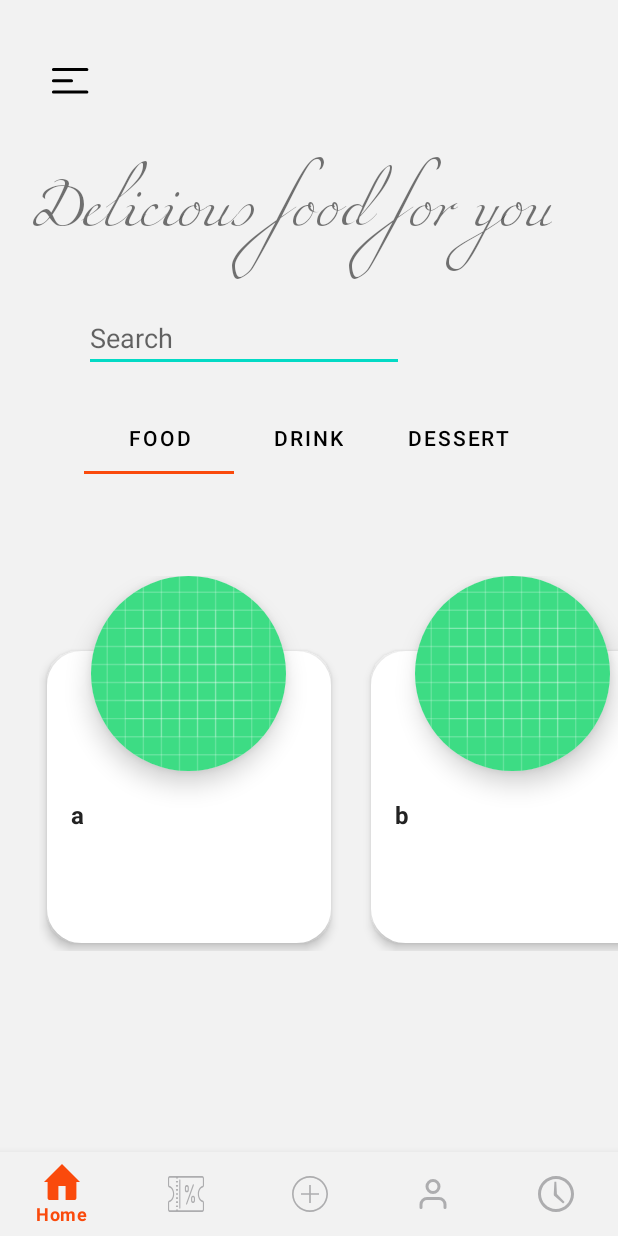
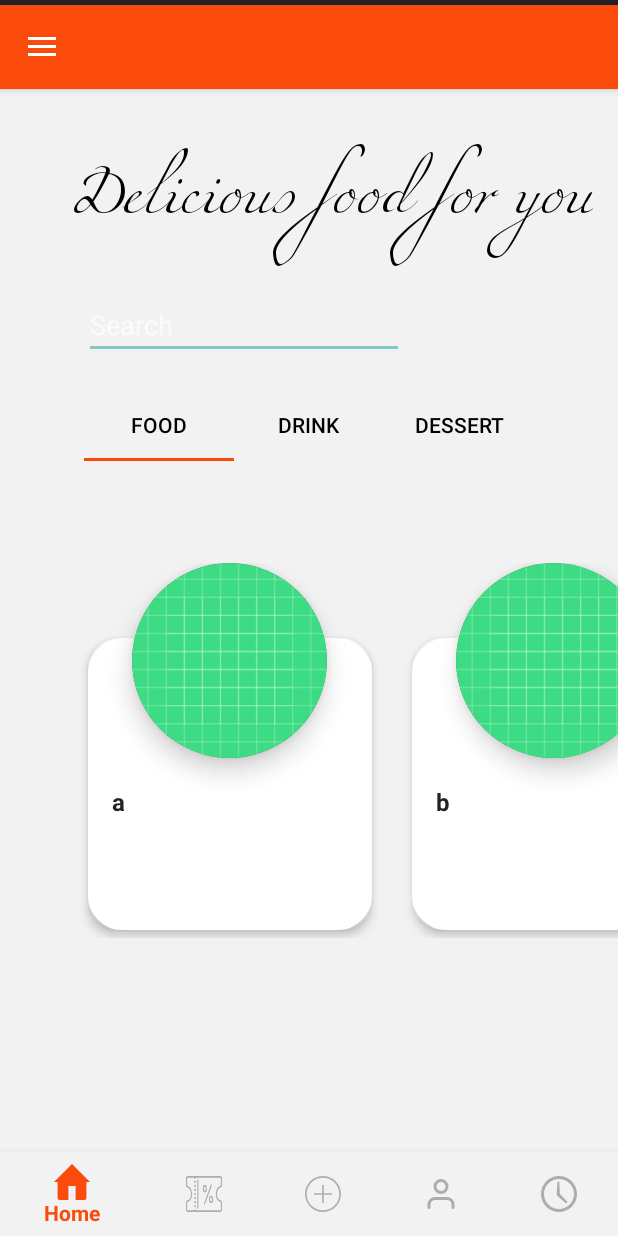
Before and after one commit to okbayby22/FinalProjectMobile, an Android app: the HomePage screen opened directly, with no data from a screen before it, on a phone screen of 412 x 824 dp. Run offline under Robolectric (Android 15) with nearby library versions, the phone set to English and light mode, and no system bars.

Commit message:
[HuyNHT]_Add update profile funtion

```diff
--- a/PRM_Subject/FinalProjectApp/BuffetRestaurent/app/build.gradle
+++ b/PRM_Subject/FinalProjectApp/BuffetRestaurent/app/build.gradle
@@ -34,6 +34,7 @@ dependencies {
     implementation 'com.google.android.material:material:1.3.0'
     implementation 'androidx.constraintlayout:constraintlayout:2.0.4'
     implementation 'androidx.legacy:legacy-support-v4:1.0.0'
+    implementation 'org.jetbrains:annotations:15.0'
     testImplementation 'junit:junit:4.+'
     androidTestImplementation 'androidx.test.ext:junit:1.1.2'
     androidTestImplementation 'androidx.test.espresso:espresso-core:3.3.0'
--- a/PRM_Subject/FinalProjectApp/BuffetRestaurent/app/src/main/java/com/example/buffetrestaurent/Controler/HomePage.java
+++ b/PRM_Subject/FinalProjectApp/BuffetRestaurent/app/src/main/java/com/example/buffetrestaurent/Controler/HomePage.java
@@ -1,7 +1,11 @@
 package com.example.buffetrestaurent.Controler;
 
 import androidx.annotation.NonNull;
+import androidx.appcompat.app.ActionBarDrawerToggle;
 import androidx.appcompat.app.AppCompatActivity;
+import androidx.appcompat.widget.Toolbar;
+import androidx.core.view.GravityCompat;
+import androidx.drawerlayout.widget.DrawerLayout;
 import androidx.fragment.app.Fragment;
 import androidx.recyclerview.widget.DefaultItemAnimator;
 import androidx.recyclerview.widget.LinearLayoutManager;
@@ -11,22 +15,31 @@ import androidx.viewpager2.widget.ViewPager2;
 import android.content.Intent;
 import android.os.Bundle;
 import android.view.MenuItem;
+import android.view.Window;
+
 
 import com.example.buffetrestaurent.AddReservation;
 import com.example.buffetrestaurent.Model.Food;
 import com.example.buffetrestaurent.R;
 import com.google.android.material.bottomnavigation.BottomNavigationView;
+import com.google.android.material.navigation.NavigationView;
 import com.google.android.material.tabs.TabLayout;
 import com.google.android.material.tabs.TabLayoutMediator;
 
 import java.util.ArrayList;
 import java.util.List;
 
-public class HomePage extends AppCompatActivity {
+
+public class HomePage extends AppCompatActivity implements NavigationView.OnNavigationItemSelectedListener {
     TabLayout homepageTabLayout;
     ViewPager2 tabView;
     FoodTabAdapter foodTabAdapter;
     BottomNavigationView bottomNavigationView;
+    DrawerLayout homepageDrawer;
+    NavigationView homepageNavigationView;
+    Toolbar homepageToolBar;
+
+    String userEmail;
 
     @Override
     protected void onCreate(Bundle savedInstanceState) {
@@ -36,8 +49,21 @@ public class HomePage extends AppCompatActivity {
         homepageTabLayout=findViewById(R.id.homepage_FoodTabBar);
         tabView=findViewById(R.id.homepage_ViewPage);
         bottomNavigationView=findViewById(R.id.bottom_navigation);
+        homepageDrawer=findViewById(R.id.homepage_drawView);
+        homepageNavigationView=findViewById(R.id.homepage_navView);
+        homepageToolBar=findViewById(R.id.toolbar);
 
-        getSupportActionBar().hide();
+        userEmail= getIntent().getStringExtra("USER_EMAIL");
+
+        setSupportActionBar(homepageToolBar);
+        getSupportActionBar().setTitle("");
+        ActionBarDrawerToggle toggle=new ActionBarDrawerToggle(this,homepageDrawer,homepageToolBar,R.string.strOpenMenu,R.string.strCloseMenu);
+        homepageDrawer.addDrawerListener(toggle);
+        toggle.syncState();
+
+        homepageNavigationView.setNavigationItemSelectedListener(this);
+        homepageNavigationView.bringToFront();
+        //getSupportActionBar().hide();
 
         foodTabAdapter=new FoodTabAdapter(this);
         tabView.setAdapter(foodTabAdapter);
@@ -85,4 +111,33 @@ public class HomePage extends AppCompatActivity {
         });
     }
 
+    @Override
+    public void onBackPressed() {
+        if(homepageDrawer.isDrawerOpen(GravityCompat.START)){
+            homepageDrawer.closeDrawer(GravityCompat.START);
+        }
+        else
+        {
+            super.onBackPressed();
+        }
+    }
+
+    @Override
+    public boolean onNavigationItemSelected(@NonNull @org.jetbrains.annotations.NotNull MenuItem item) {
+        switch (item.getItemId()){
+            case R.id.mainmenu_btnprofile:
+                Intent intent=new Intent(this,UserProfile.class);
+                intent.putExtra("USER_EMAIL", userEmail);
+                startActivity(intent);
+                break;
+            case R.id.mainmenu_btnReserHis:
+                break;
+            case R.id.mainmenu_btnMyDiscount:
+                break;
+            case R.id.mainmenu_btnChangePass:
+                break;
+        }
+        homepageDrawer.closeDrawer(GravityCompat.START);
+        return true;
+    }
 }
--- a/PRM_Subject/FinalProjectApp/BuffetRestaurent/app/src/main/java/com/example/buffetrestaurent/Model/signInFragment.java
+++ b/PRM_Subject/FinalProjectApp/BuffetRestaurent/app/src/main/java/com/example/buffetrestaurent/Model/signInFragment.java
@@ -99,8 +99,11 @@ public class signInFragment extends Fragment {
                                 Toast.makeText(v.getContext(),"Sign In successful !",Toast.LENGTH_LONG).show();
                                 txtError.setText("");
                                 //intent : transfer to insert_teacher_actitvity
+                                String userEmail=txtEmail.getText().toString();
+                                txtEmail.setText("");
+                                txtPass.setText("");
                                 Intent intent = new Intent(v.getContext() , HomePage.class );
-                                //intent.putExtra("emailUser", txtEmail.getText().toString());
+                                intent.putExtra("USER_EMAIL", userEmail);
                                 startActivity(intent);
                             }
                             else{
--- /dev/null
+++ b/PRM_Subject/FinalProjectApp/BuffetRestaurent/app/src/main/res/drawable/changepass_icon.xml
@@ -0,0 +1,12 @@
+<?xml version="1.0" encoding="utf-8"?>
+<vector xmlns:android="http://schemas.android.com/apk/res/android"
+    android:width="20dp"
+    android:height="20dp"
+    android:viewportWidth="20"
+    android:viewportHeight="20">
+    <group>
+        <path
+            android:fillColor="#FFF"
+            android:pathData="M10 19.2c-1.08-0.52-2.07-1.08-2.96-1.67c-0.88-0.59-1.66-1.15-2.32-1.69c-0.66-0.53-1.25-1.17-1.75-1.9c-0.5-0.75-0.91-1.39-1.25-1.93c-0.33-0.54-0.6-1.26-0.82-2.15c-0.23-0.88-0.4-1.61-0.51-2.18c-0.12-0.57-0.2-1.39-0.27-2.45c-0.05-1.06-0.09-1.9-0.1-2.5V0c0 0.33 0.49 0.6 1.46 0.84C2.46 1.08 3.63 1.2 5.01 1.2s2.56-0.12 3.53-0.36C9.52 0.61 10.01 0.32 10.01 0c0 0.33 0.49 0.6 1.46 0.84C12.45 1.08 13.62 1.2 15 1.2s2.56-0.12 3.53-0.36C19.51 0.61 20 0.32 20 0l-0.01 2.74c0 0.6-0.04 1.43-0.1 2.5c-0.06 1.05-0.15 1.87-0.26 2.44c-0.12 0.57-0.29 1.3-0.51 2.18c-0.22 0.89-0.5 1.6-0.83 2.15c-0.33 0.54-0.75 1.18-1.25 1.92s-1.08 1.38-1.74 1.91c-0.67 0.54-1.44 1.1-2.33 1.7c-0.88 0.58-1.87 1.14-2.96 1.66zm0-16.8C10 2.73 9.65 3 8.9 3.24C8.18 3.48 7.3 3.6 6.27 3.6c-0.7 0-1.4-0.06-2.09-0.17c-0.69-0.11-1.24-0.26-1.65-0.45c0 0.99 0 1.78 0.03 2.38c0.03 0.6 0.1 1.32 0.19 2.15c0.1 0.83 0.24 1.52 0.44 2.05c0.2 0.54 0.47 1.15 0.84 1.82c0.36 0.68 0.8 1.26 1.33 1.76s1.18 1.02 1.97 1.56c0.78 0.54 1.67 1.04 2.69 1.5V2.4z"/>
+    </group>
+</vector>
--- /dev/null
+++ b/PRM_Subject/FinalProjectApp/BuffetRestaurent/app/src/main/res/drawable/discount_menu_icon.xml
@@ -0,0 +1,13 @@
+<?xml version="1.0" encoding="utf-8"?>
+<vector xmlns:android="http://schemas.android.com/apk/res/android"
+    android:width="24dp"
+    android:height="24dp"
+    android:viewportWidth="24"
+    android:viewportHeight="24">
+    <path
+        android:fillColor="#FFF"
+        android:pathData="M21.41 11.58l-9-9C12.05 2.22 11.55 2 11 2H4C2.9 2 2 2.9 2 4v7c0 0.55 0.22 1.05 0.59 1.42l9 9C11.95 21.78 12.45 22 13 22c0.55 0 1.05-0.22 1.41-0.59l7-7C21.78 14.05 22 13.55 22 13c0-0.55-0.23-1.06-0.59-1.42zM13 20.01L4 11V4h7V3.99l9 9l-7 7.02z"/>
+    <path
+        android:fillColor="#FFF"
+        android:pathData="M6.5 8C7.33 8 8 7.33 8 6.5S7.33 5 6.5 5S5 5.67 5 6.5S5.67 8 6.5 8z"/>
+</vector>
--- /dev/null
+++ b/PRM_Subject/FinalProjectApp/BuffetRestaurent/app/src/main/res/drawable/profile_icon.xml
@@ -0,0 +1,15 @@
+<?xml version="1.0" encoding="utf-8"?>
+<vector xmlns:android="http://schemas.android.com/apk/res/android"
+    android:width="24dp"
+    android:height="24dp"
+    android:viewportWidth="24"
+    android:viewportHeight="24">
+    <path
+        android:fillColor="#FFF"
+        android:fillType="evenOdd"
+        android:pathData="M16 9c0 1.06-0.42 2.08-1.17 2.83S13.06 13 12 13s-2.08-0.42-2.83-1.17S8 10.06 8 9s0.42-2.08 1.17-2.83S10.94 5 12 5s2.08 0.42 2.83 1.17S16 7.94 16 9zm-2 0c0 0.53-0.21 1.04-0.59 1.41C13.04 10.8 12.53 11 12 11c-0.53 0-1.04-0.21-1.41-0.59C10.2 10.04 10 9.53 10 9c0-0.53 0.21-1.04 0.59-1.41C10.96 7.2 11.47 7 12 7c0.53 0 1.04 0.21 1.41 0.59C13.8 7.96 14 8.47 14 9z"/>
+    <path
+        android:fillColor="#FFF"
+        android:fillType="evenOdd"
+        android:pathData="M12 1C5.92 1 1 5.92 1 12c0 6.07 4.92 11 11 11c6.07 0 11-4.93 11-11c0-6.08-4.93-11-11-11zM3 12c0 2.09 0.71 4.01 1.9 5.54c0.85-1.1 1.93-2 3.17-2.6c1.24-0.62 2.61-0.94 4-0.94c1.36 0 2.71 0.3 3.94 0.9c1.23 0.6 2.3 1.48 3.15 2.56c0.86-1.14 1.45-2.46 1.7-3.87c0.25-1.4 0.16-2.85-0.25-4.22c-0.42-1.37-1.16-2.61-2.15-3.64c-1-1.02-2.23-1.8-3.58-2.26c-1.35-0.45-2.8-0.58-4.21-0.37c-1.41 0.21-2.76 0.76-3.92 1.59C5.6 5.52 4.65 6.62 4 7.89C3.34 9.16 3 10.57 3 12zm9 9c-2.07 0-4.07-0.7-5.67-2.01c0.64-0.93 1.5-1.68 2.5-2.2c1-0.52 2.1-0.8 3.23-0.79c1.12 0 2.21 0.26 3.2 0.77c1 0.5 1.85 1.25 2.5 2.15C16.13 20.27 14.1 21 12 21z"/>
+</vector>
--- /dev/null
+++ b/PRM_Subject/FinalProjectApp/BuffetRestaurent/app/src/main/res/drawable/reservation_icon.xml
@@ -0,0 +1,10 @@
+<?xml version="1.0" encoding="utf-8"?>
+<vector xmlns:android="http://schemas.android.com/apk/res/android"
+    android:width="26dp"
+    android:height="26dp"
+    android:viewportWidth="26"
+    android:viewportHeight="26">
+    <path
+        android:fillColor="#FFF"
+        android:pathData="M3.25 6.69c-0.22 0-0.42 0.08-0.57 0.24C2.52 7.08 2.44 7.28 2.44 7.5c0 0.22 0.08 0.42 0.24 0.57c0.15 0.16 0.35 0.24 0.57 0.24h1.8l2.14 8.53c0.18 0.73 0.82 1.22 1.57 1.22h10.13c0.74 0 1.36-0.48 1.55-1.2l2.1-7.73h-1.7l-1.95 7.3H8.76L6.63 7.92c-0.09-0.35-0.3-0.66-0.58-0.89c-0.28-0.22-0.64-0.33-1-0.33h-1.8zm14.63 11.37c-1.34 0-2.44 1.1-2.44 2.44c0 1.34 1.1 2.44 2.44 2.44c1.33 0 2.43-1.1 2.43-2.44c0-1.34-1.1-2.44-2.43-2.44zm-7.32 0c-1.33 0-2.44 1.1-2.44 2.44c0 1.34 1.1 2.44 2.44 2.44c1.34 0 2.44-1.1 2.44-2.44c0-1.34-1.1-2.44-2.44-2.44zM13 6.7v4.06h-2.44L13.81 14l3.25-3.25h-2.43V6.69H13zm-2.44 13c0.46 0 0.81 0.35 0.81 0.81c0 0.46-0.35 0.81-0.8 0.81c-0.47 0-0.82-0.35-0.82-0.81c0-0.46 0.35-0.81 0.81-0.81zm7.31 0c0.46 0 0.82 0.35 0.82 0.81c0 0.46-0.36 0.81-0.82 0.81c-0.45 0-0.8-0.35-0.8-0.81c0-0.46 0.35-0.81 0.8-0.81z"/>
+</vector>
--- a/PRM_Subject/FinalProjectApp/BuffetRestaurent/app/src/main/res/layout/activity_home_page.xml
+++ b/PRM_Subject/FinalProjectApp/BuffetRestaurent/app/src/main/res/layout/activity_home_page.xml
@@ -1,42 +1,45 @@
 <?xml version="1.0" encoding="utf-8"?>
-<androidx.constraintlayout.widget.ConstraintLayout xmlns:android="http://schemas.android.com/apk/res/android"
+<androidx.drawerlayout.widget.DrawerLayout xmlns:android="http://schemas.android.com/apk/res/android"
     xmlns:app="http://schemas.android.com/apk/res-auto"
     xmlns:tools="http://schemas.android.com/tools"
     android:layout_width="match_parent"
     android:layout_height="match_parent"
     android:background="@color/ThemeBackground"
-    tools:context=".Controler.HomePage">
-
-    <Button
-        android:id="@+id/homepage_btnMenuProfile"
+    tools:context=".Controler.HomePage"
+    android:fitsSystemWindows="true"
+    tools:openDrawer="start"
+    android:id="@+id/homepage_drawView"
+    >
+    <com.google.android.material.navigation.NavigationView
         android:layout_width="wrap_content"
-        android:layout_height="wrap_content"
-        android:layout_marginStart="17dp"
-        android:layout_marginLeft="17dp"
-        android:layout_marginTop="30dp"
-        android:layout_marginEnd="306dp"
-        android:layout_marginRight="306dp"
-        android:textColor="@color/black"
-        app:backgroundTint="@color/ThemeBackground"
-        app:icon="@drawable/menu_icon"
-        app:iconTint="@color/black"
-        app:layout_constraintEnd_toEndOf="parent"
-        app:layout_constraintStart_toStartOf="parent"
-        app:layout_constraintTop_toTopOf="parent"
-        android:background="@android:color/transparent"
+        android:layout_height="match_parent"
+        android:id="@+id/homepage_navView"
+        android:layout_gravity="start"
+        app:menu="@menu/main_menu"
+        android:fitsSystemWindows="true"
+        android:background="@color/Theme"
+        app:itemTextColor="@color/white"
+        app:itemIconTint="@color/white"
         />
+    <androidx.constraintlayout.widget.ConstraintLayout
+        android:layout_height="match_parent"
+        android:layout_width="match_parent"
+        >
 
         <TextView
             android:id="@+id/homepage_txtStoreSlogan"
             android:layout_width="wrap_content"
             android:layout_height="wrap_content"
-        android:layout_marginTop="20dp"
+            android:layout_marginStart="45dp"
+            android:layout_marginLeft="45dp"
+            android:layout_marginTop="30dp"
             android:fontFamily="@font/miama"
             android:text="@string/strSlogan"
+            android:textColor="@color/black"
             android:textSize="60dp"
             android:textStyle="italic"
-        app:layout_constraintStart_toStartOf="@+id/homepage_btnMenuProfile"
-        app:layout_constraintTop_toBottomOf="@+id/homepage_btnMenuProfile" />
+            app:layout_constraintStart_toStartOf="parent"
+            app:layout_constraintTop_toBottomOf="@+id/appBarLayout" />
 
         <EditText
             android:id="@+id/editTextTextPersonName"
@@ -83,4 +86,26 @@
             app:itemTextColor="@drawable/bottom_nav_icon_color_selector"
             />
 
+        <com.google.android.material.appbar.AppBarLayout
+            android:id="@+id/appBarLayout"
+            android:layout_width="match_parent"
+            android:layout_height="wrap_content"
+            app:layout_constraintEnd_toEndOf="parent"
+            app:layout_constraintStart_toStartOf="parent"
+            app:layout_constraintTop_toTopOf="parent">
+
+            <androidx.appcompat.widget.Toolbar
+                android:id="@+id/toolbar"
+                android:layout_width="match_parent"
+                android:layout_height="wrap_content"
+                android:layout_marginTop="3dp"
+                android:background="@color/Theme"
+                android:minHeight="?attr/actionBarSize"
+                android:theme="?attr/actionBarTheme"
+                app:layout_constraintStart_toStartOf="parent"
+                app:layout_constraintTop_toTopOf="parent" />
+        </com.google.android.material.appbar.AppBarLayout>
     </androidx.constraintlayout.widget.ConstraintLayout>
+
+
+</androidx.drawerlayout.widget.DrawerLayout>
--- /dev/null
+++ b/PRM_Subject/FinalProjectApp/BuffetRestaurent/app/src/main/res/menu/main_menu.xml
@@ -0,0 +1,28 @@
+<?xml version="1.0" encoding="utf-8"?>
+<menu xmlns:android="http://schemas.android.com/apk/res/android">
+    <group android:checkableBehavior="single">
+        <item android:id="@+id/mainmenu_btnprofile"
+            android:title="@string/strProfile"
+            android:icon="@drawable/profile_icon"
+            />
+    </group>
+    <group android:checkableBehavior="single">
+        <item android:id="@+id/mainmenu_btnReserHis"
+            android:title="@string/strReserHis"
+            android:icon="@drawable/reservation_icon"/>
+    </group>
+    <group android:checkableBehavior="single">
+        <item android:id="@+id/mainmenu_btnMyDiscount"
+            android:title="@string/strDiscountHis"
+            android:icon="@drawable/discount_menu_icon"/>
+    </group>
+    <group android:checkableBehavior="single">
+        <item android:id="@+id/mainmenu_btnChangePass"
+            android:title="@string/strChangePass"
+            android:icon="@drawable/changepass_icon"/>
+    </group>
+
+
+
+
+</menu>
--- a/PRM_Subject/FinalProjectApp/BuffetRestaurent/app/src/main/res/values/strings.xml
+++ b/PRM_Subject/FinalProjectApp/BuffetRestaurent/app/src/main/res/values/strings.xml
@@ -14,4 +14,14 @@
     <string name="strFood">Food</string>
     <string name="strDrink">Drink</string>
     <string name="strDessert">Dessert</string>
+    <string name="strProfile">Profile</string>
+    <string name="strDiscountHis">My Discount</string>
+    <string name="strChangePass">Change Password</string>
+    <string name="strReserHis">Reservation History</string>
+    <string name="strOpenMenu">Open</string>
+    <string name="strCloseMenu">Close</string>
+    <string name="strName">Name</string>
+    <string name="strPhone">Phone</string>
+    <string name="strAddress">Address</string>
+
 </resources>
--- a/PRM_Subject/FinalProjectApp/BuffetRestaurent/app/src/main/res/values/styles.xml
+++ b/PRM_Subject/FinalProjectApp/BuffetRestaurent/app/src/main/res/values/styles.xml
@@ -11,4 +11,8 @@
         <item name="colorPrimary">@color/Theme</item>
         <item name="colorOnPrimary">@color/onPrimary</item>
     </style>
+    <style name="Theme.AppCompat.NoActionBar">
+        <item name="windowActionBar">false</item>
+        <item name="windowNoTitle">true</item>
+    </style>
 </resources>
--- a/PRM_Subject/FinalProjectApp/BuffetRestaurent/app/src/main/res/values/themes.xml
+++ b/PRM_Subject/FinalProjectApp/BuffetRestaurent/app/src/main/res/values/themes.xml
@@ -2,8 +2,8 @@
     <!-- Base application theme. -->
     <style name="Theme.BuffetRestaurent" parent="Theme.MaterialComponents.DayNight.DarkActionBar">
         <!-- Primary brand color. -->
-        <item name="colorPrimary">@color/purple_500</item>
-        <item name="colorPrimaryVariant">@color/purple_700</item>
+        <item name="colorPrimary">@color/Theme</item>
+        <item name="colorPrimaryVariant">@color/Theme</item>
         <item name="colorOnPrimary">@color/white</item>
         <!-- Secondary brand color. -->
         <item name="colorSecondary">@color/teal_200</item>
--- a/PRM_Subject/Server/ProjectFinalMobile/src/main/resources/application.properties
+++ b/PRM_Subject/Server/ProjectFinalMobile/src/main/resources/application.properties
@@ -1,5 +1,5 @@
 spring.datasource.driver-class-name=com.mysql.cj.jdbc.Driver
 spring.datasource.url= jdbc:mysql://localhost:3306/finalprojectmobile?useSSL=false&serverTimezone=UTC
 spring.datasource.username=root
-spring.datasource.password=hailong123
+spring.datasource.password=
 spring.jpa.hibernate.ddl-auto= update
```
Also changed, not shown: PRM_Subject/FinalProjectApp/BuffetRestaurent/app/src/main/AndroidManifest.xml (+11 -6 lines), PRM_Subject/FinalProjectApp/BuffetRestaurent/app/src/main/java/com/example/buffetrestaurent/Controler/UserProfile.java (added, +149 -0 lines), PRM_Subject/FinalProjectApp/BuffetRestaurent/app/src/main/java/com/example/buffetrestaurent/Utils/CustomerService.java (+8 -0 lines), PRM_Subject/FinalProjectApp/BuffetRestaurent/app/src/main/res/layout/activity_user_profile.xml (added, +156 -0 lines), PRM_Subject/Server/ProjectFinalMobile/src/main/java/com/example/projectfinalmobile/controller/CustomerController.java (+10 -0 lines), PRM_Subject/Server/ProjectFinalMobile/src/main/java/com/example/projectfinalmobile/service/CustomerServiceImpl.java (+12 -0 lines). Lines whose indentation alone changed are shown as unchanged.
